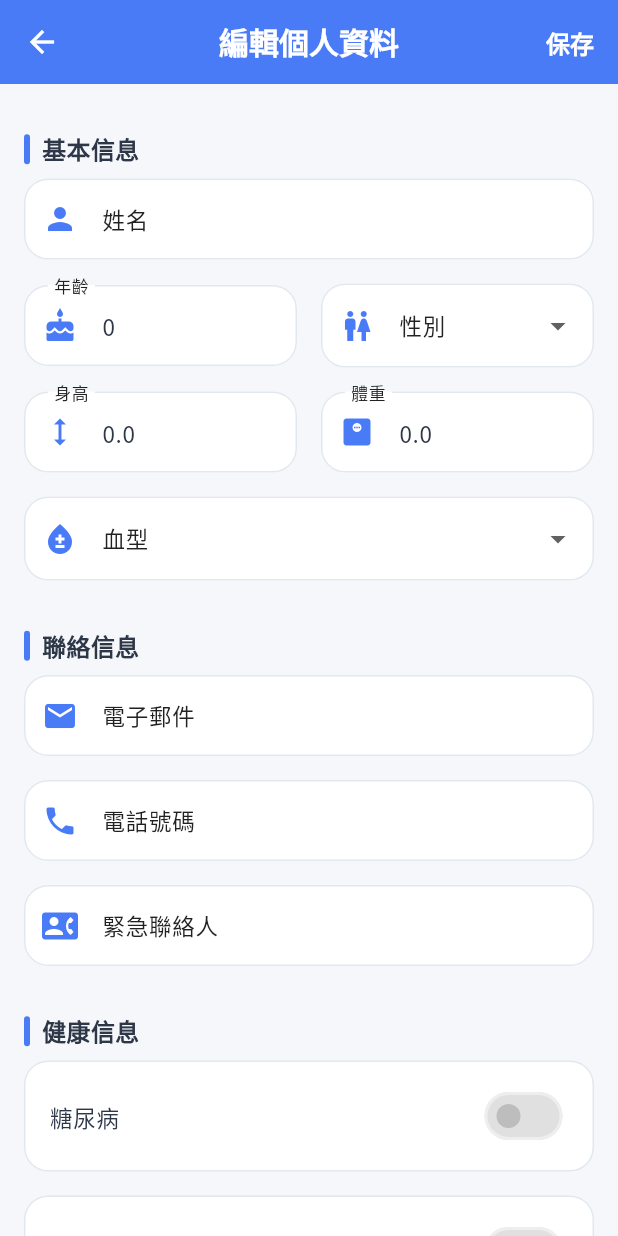
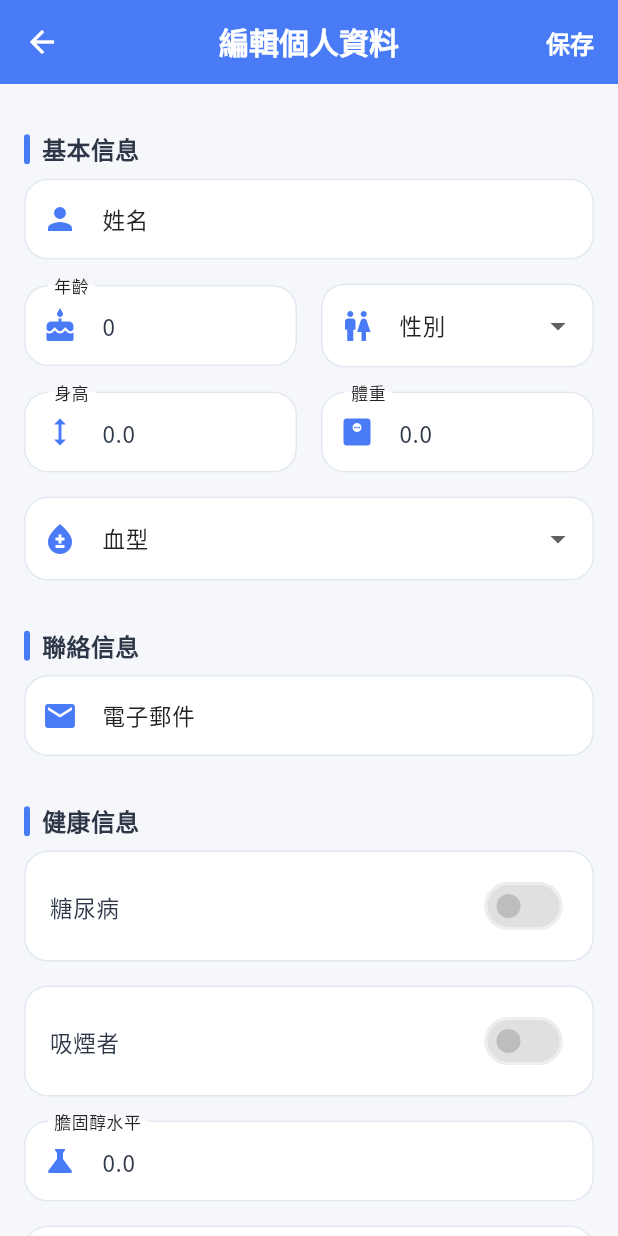
Before and after one commit to firstfu/blood_pressure_app, a Flutter app: the EditProfilePage screen opened directly with empty values, on a phone screen of 412 x 824 dp. Run offline on Flutter 3.47's test engine with Material 3 defaults, Android fonts, the phone set to English and light mode, and no system bars; our stand-ins replace csv, fl_chart, in_app_review, package_info_plus, pdf, share_plus and 1 more; missing offline and left inert: excel; accounts and stored records are empty.

Commit message:
更新關於應用頁面中的開發者名稱為「Phil」，並移除編輯個人資料頁面中的電話號碼及緊急聯絡人相關控制器，簡化代碼結構以提升可讀性與維護性。

```diff
--- a/lib/views/about_app_page.dart
+++ b/lib/views/about_app_page.dart
@@ -222,7 +222,7 @@ class _AboutAppPageState extends State<AboutAppPage> {
               ],
             ),
             const SizedBox(height: 16),
-            _buildInfoRow(Icons.person, context.tr('Developer'), 'kents'),
+            _buildInfoRow(Icons.person, context.tr('Developer'), 'Phil'),
             InkWell(
               onTap: () => _launchURL('mailto:firefirstfu@gmail.com'),
               child: _buildInfoRow(Icons.email, context.tr('Contact Email'), 'firefirstfu@gmail.com'),
--- a/lib/views/edit_profile_page.dart
+++ b/lib/views/edit_profile_page.dart
@@ -30,8 +30,6 @@ class _EditProfilePageState extends State<EditProfilePage> {
   final TextEditingController _heightController = TextEditingController();
   final TextEditingController _weightController = TextEditingController();
   final TextEditingController _emailController = TextEditingController();
-  final TextEditingController _phoneController = TextEditingController();
-  final TextEditingController _emergencyContactController = TextEditingController();
   final TextEditingController _cholesterolController = TextEditingController();
   final TextEditingController _medicalConditionsController = TextEditingController();
   final TextEditingController _medicationsController = TextEditingController();
@@ -75,8 +73,6 @@ class _EditProfilePageState extends State<EditProfilePage> {
     _heightController.dispose();
     _weightController.dispose();
     _emailController.dispose();
-    _phoneController.dispose();
-    _emergencyContactController.dispose();
     _cholesterolController.dispose();
     _medicalConditionsController.dispose();
     _medicationsController.dispose();
@@ -92,8 +88,6 @@ class _EditProfilePageState extends State<EditProfilePage> {
     _heightController.text = _profile.height?.toString() ?? '';
     _weightController.text = _profile.weight?.toString() ?? '';
     _emailController.text = _profile.email ?? '';
-    _phoneController.text = _profile.phoneNumber ?? '';
-    _emergencyContactController.text = _profile.emergencyContact ?? '';
     _cholesterolController.text = _profile.cholesterolLevel?.toString() ?? '';
     _medicalConditionsController.text = _profile.medicalConditions ?? '';
     _medicationsController.text = _profile.medications ?? '';
@@ -110,8 +104,6 @@ class _EditProfilePageState extends State<EditProfilePage> {
       _profile.height = _heightController.text.isEmpty ? null : double.tryParse(_heightController.text);
       _profile.weight = _weightController.text.isEmpty ? null : double.tryParse(_weightController.text);
       _profile.email = _emailController.text.trim().isEmpty ? null : _emailController.text.trim();
-      _profile.phoneNumber = _phoneController.text.trim().isEmpty ? null : _phoneController.text.trim();
-      _profile.emergencyContact = _emergencyContactController.text.trim().isEmpty ? null : _emergencyContactController.text.trim();
       _profile.cholesterolLevel = _cholesterolController.text.isEmpty ? null : double.tryParse(_cholesterolController.text);
       _profile.medicalConditions = _medicalConditionsController.text.trim().isEmpty ? null : _medicalConditionsController.text.trim();
       _profile.medications = _medicationsController.text.trim().isEmpty ? null : _medicationsController.text.trim();
@@ -252,19 +244,6 @@ class _EditProfilePageState extends State<EditProfilePage> {
                   hint: context.tr('請輸入您的電子郵件'),
                   icon: Icons.email,
                   keyboardType: TextInputType.emailAddress,
-                ),
-                _buildTextField(
-                  controller: _phoneController,
-                  label: context.tr('電話號碼'),
-                  hint: context.tr('請輸入您的電話號碼'),
-                  icon: Icons.phone,
-                  keyboardType: TextInputType.phone,
-                ),
-                _buildTextField(
-                  controller: _emergencyContactController,
-                  label: context.tr('緊急聯絡人'),
-                  hint: context.tr('請輸入緊急聯絡人信息'),
-                  icon: Icons.contact_phone,
                 ),
 
                 // 健康信息
```
